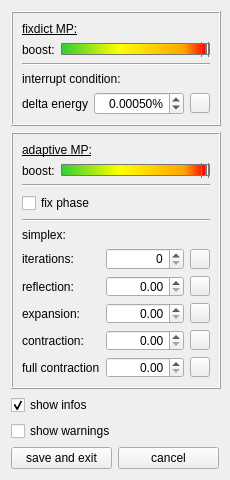
The window that examples/matchingPursuit/settingwindow.ui (mne-tools/mne-cpp) describes before a commit, drawn with Qt 5.
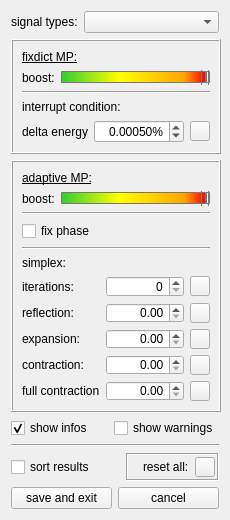
The same window after the commit. Icons and pictures are not drawn.

Patch:
```diff
--- a/examples/matchingPursuit/settingwindow.ui
+++ b/examples/matchingPursuit/settingwindow.ui
@@ -7,7 +7,7 @@
     <x>0</x>
     <y>0</y>
     <width>230</width>
-    <height>480</height>
+    <height>520</height>
    </rect>
   </property>
   <property name="sizePolicy">
@@ -19,13 +19,13 @@
   <property name="minimumSize">
    <size>
     <width>230</width>
-    <height>480</height>
+    <height>520</height>
    </size>
   </property>
   <property name="maximumSize">
    <size>
     <width>230</width>
-    <height>480</height>
+    <height>527</height>
    </size>
   </property>
   <property name="windowTitle">
@@ -38,7 +38,34 @@
   <property name="toolTip">
    <string/>
   </property>
-  <layout class="QVBoxLayout" name="verticalLayout" stretch="0,0,0,0">
+  <layout class="QVBoxLayout" name="verticalLayout" stretch="0,0,0,0,0,0">
+   <item>
+    <layout class="QHBoxLayout" name="horizontalLayout_3">
+     <item>
+      <widget class="QLabel" name="lb_signal_types">
+       <property name="sizePolicy">
+        <sizepolicy hsizetype="Fixed" vsizetype="Fixed">
+         <horstretch>0</horstretch>
+         <verstretch>0</verstretch>
+        </sizepolicy>
+       </property>
+       <property name="toolTip">
+        <string>&lt;html&gt;&lt;head/&gt;&lt;body&gt;&lt;p&gt;&lt;span style=&quot; font-weight:600;&quot;&gt;signal types&lt;/span&gt;&lt;/p&gt;&lt;p&gt;select signal types to read from fif file for manipulation in MP Toolbox&lt;/p&gt;&lt;/body&gt;&lt;/html&gt;</string>
+       </property>
+       <property name="text">
+        <string>signal types:</string>
+       </property>
+      </widget>
+     </item>
+     <item>
+      <widget class="QComboBox" name="cb_signal_types">
+       <property name="toolTip">
+        <string>&lt;html&gt;&lt;head/&gt;&lt;body&gt;&lt;p&gt;select/ deselect different types...&lt;/p&gt;&lt;/body&gt;&lt;/html&gt;</string>
+       </property>
+      </widget>
+     </item>
+    </layout>
+   </item>
    <item>
     <layout class="QGridLayout" name="gridLayout_3">
      <item row="1" column="0">
@@ -769,28 +796,150 @@
     </layout>
    </item>
    <item>
-    <widget class="QCheckBox" name="cb_show_infos">
-     <property name="toolTip">
-      <string>&lt;html&gt;&lt;head/&gt;&lt;body&gt;&lt;p&gt;&lt;span style=&quot; font-weight:600;&quot;&gt;show infos&lt;/span&gt;&lt;/p&gt;&lt;p&gt;...display status information to the bottom of the toolbox&lt;/p&gt;&lt;/body&gt;&lt;/html&gt;</string>
-     </property>
-     <property name="text">
-      <string>show infos</string>
-     </property>
-     <property name="checked">
-      <bool>true</bool>
-     </property>
-    </widget>
+    <layout class="QHBoxLayout" name="horizontalLayout_7">
+     <item>
+      <widget class="QCheckBox" name="chb_show_infos">
+       <property name="toolTip">
+        <string>&lt;html&gt;&lt;head/&gt;&lt;body&gt;&lt;p&gt;&lt;span style=&quot; font-weight:600;&quot;&gt;show infos&lt;/span&gt;&lt;/p&gt;&lt;p&gt;...display status information to the bottom of the toolbox&lt;/p&gt;&lt;/body&gt;&lt;/html&gt;</string>
+       </property>
+       <property name="text">
+        <string>show infos</string>
+       </property>
+       <property name="checked">
+        <bool>true</bool>
+       </property>
+      </widget>
+     </item>
+     <item>
+      <widget class="QCheckBox" name="chb_show_warnings">
+       <property name="toolTip">
+        <string>&lt;html&gt;&lt;head/&gt;&lt;body&gt;&lt;p&gt;&lt;span style=&quot; font-weight:600;&quot;&gt;show warnings&lt;/span&gt;&lt;/p&gt;&lt;p&gt;...dis-/ enable popup warnings&lt;/p&gt;&lt;/body&gt;&lt;/html&gt;</string>
+       </property>
+       <property name="text">
+        <string>show warnings</string>
+       </property>
+      </widget>
+     </item>
+    </layout>
    </item>
    <item>
-    <widget class="QCheckBox" name="cb_show_warnings">
-     <property name="toolTip">
-      <string>&lt;html&gt;&lt;head/&gt;&lt;body&gt;&lt;p&gt;&lt;span style=&quot; font-weight:600;&quot;&gt;show warnings&lt;/span&gt;&lt;/p&gt;&lt;p&gt;...dis-/ enable popup warnings&lt;/p&gt;&lt;/body&gt;&lt;/html&gt;</string>
+    <widget class="Line" name="line_4">
+     <property name="orientation">
+      <enum>Qt::Horizontal</enum>
      </property>
-     <property name="text">
-      <string>show warnings</string>
-     </property>
     </widget>
    </item>
+   <item>
+    <layout class="QHBoxLayout" name="horizontalLayout_5">
+     <item>
+      <widget class="QCheckBox" name="chb_sort_results">
+       <property name="text">
+        <string>sort results</string>
+       </property>
+      </widget>
+     </item>
+     <item>
+      <widget class="QFrame" name="frame">
+       <property name="sizePolicy">
+        <sizepolicy hsizetype="Fixed" vsizetype="Fixed">
+         <horstretch>0</horstretch>
+         <verstretch>0</verstretch>
+        </sizepolicy>
+       </property>
+       <property name="toolTip">
+        <string>&lt;html&gt;&lt;head/&gt;&lt;body&gt;&lt;p&gt;&lt;span style=&quot; font-weight:600;&quot;&gt;reset all&lt;/span&gt;&lt;/p&gt;&lt;p&gt;WARNING: pushing this button will reset all settings, including window positions, sizes, all algorithmic parameters and signal types&lt;/p&gt;&lt;/body&gt;&lt;/html&gt;</string>
+       </property>
+       <property name="frameShape">
+        <enum>QFrame::Box</enum>
+       </property>
+       <property name="frameShadow">
+        <enum>QFrame::Sunken</enum>
+       </property>
+       <property name="lineWidth">
+        <number>1</number>
+       </property>
+       <layout class="QHBoxLayout" name="horizontalLayout_6">
+        <property name="spacing">
+         <number>6</number>
+        </property>
+        <property name="leftMargin">
+         <number>2</number>
+        </property>
+        <property name="topMargin">
+         <number>2</number>
+        </property>
+        <property name="rightMargin">
+         <number>2</number>
+        </property>
+        <property name="bottomMargin">
+         <number>2</number>
+        </property>
+        <item>
+         <widget class="QLabel" name="label_2">
+          <property name="maximumSize">
+           <size>
+            <width>20</width>
+            <height>20</height>
+           </size>
+          </property>
+          <property name="text">
+           <string/>
+          </property>
+          <property name="pixmap">
+           <pixmap resource="Ressourcen.qrc">:/images/icons/warning.png</pixmap>
+          </property>
+          <property name="scaledContents">
+           <bool>true</bool>
+          </property>
+         </widget>
+        </item>
+        <item>
+         <widget class="QLabel" name="label">
+          <property name="sizePolicy">
+           <sizepolicy hsizetype="Fixed" vsizetype="Preferred">
+            <horstretch>0</horstretch>
+            <verstretch>0</verstretch>
+           </sizepolicy>
+          </property>
+          <property name="text">
+           <string>reset all:</string>
+          </property>
+          <property name="scaledContents">
+           <bool>false</bool>
+          </property>
+         </widget>
+        </item>
+        <item>
+         <widget class="QPushButton" name="pushButton">
+          <property name="maximumSize">
+           <size>
+            <width>20</width>
+            <height>20</height>
+           </size>
+          </property>
+          <property name="toolTip">
+           <string>&lt;html&gt;&lt;head/&gt;&lt;body&gt;&lt;p&gt;&lt;span style=&quot; font-weight:600;&quot;&gt;reset&lt;/span&gt;&lt;/p&gt;&lt;p&gt;...set all parameters to default and clear all settings&lt;/p&gt;&lt;/body&gt;&lt;/html&gt;</string>
+          </property>
+          <property name="text">
+           <string/>
+          </property>
+          <property name="icon">
+           <iconset resource="Ressourcen.qrc">
+            <normaloff>:/images/icons/arrowReset.png</normaloff>:/images/icons/arrowReset.png</iconset>
+          </property>
+          <property name="iconSize">
+           <size>
+            <width>14</width>
+            <height>14</height>
+           </size>
+          </property>
+         </widget>
+        </item>
+       </layout>
+      </widget>
+     </item>
+    </layout>
+   </item>
    <item>
     <layout class="QHBoxLayout" name="horizontalLayout">
      <item>
```
Left out of the diff: 2 changed lines with no effect on the pictures.
